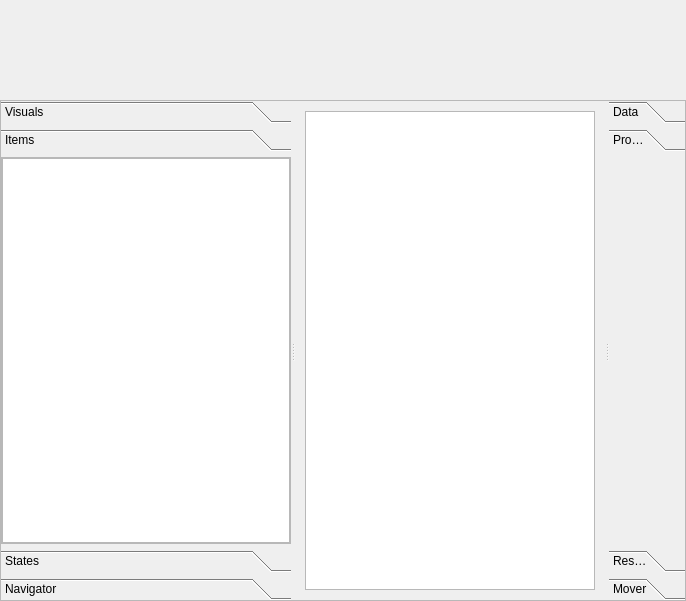
The window that hbqtwidgets/visualizer.ui (FiveTechSoft/qtcontribs) describes before a commit, drawn with Qt 5.
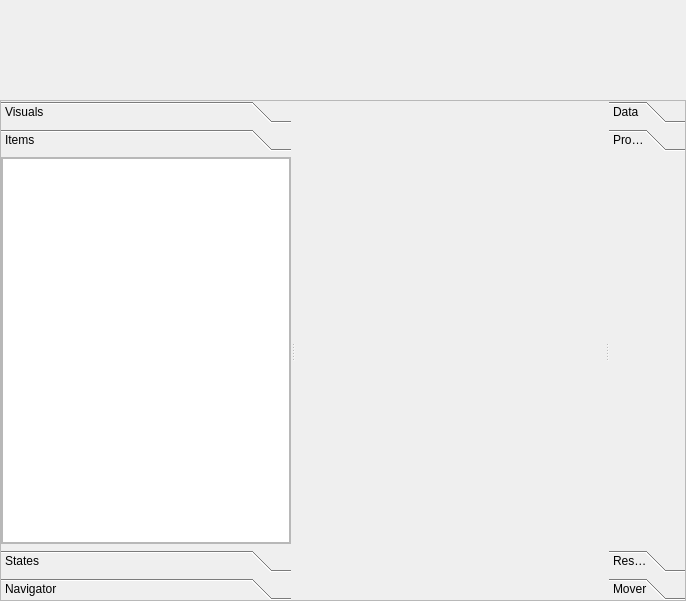
The same window after the commit. The open tabs and pages were chosen to show the change. Icons and pictures are not drawn.

What changed in the file:
```diff
--- a/hbqtwidgets/visualizer.ui
+++ b/hbqtwidgets/visualizer.ui
@@ -586,7 +586,22 @@
                </item>
               </layout>
              </widget>
-             <widget class="QWidget" name="page_2"/>
+             <widget class="QWidget" name="pageBrowser">
+              <layout class="QVBoxLayout" name="layoutBrowser">
+               <property name="leftMargin">
+                <number>0</number>
+               </property>
+               <property name="topMargin">
+                <number>0</number>
+               </property>
+               <property name="rightMargin">
+                <number>0</number>
+               </property>
+               <property name="bottomMargin">
+                <number>0</number>
+               </property>
+              </layout>
+             </widget>
             </widget>
             <widget class="QToolBox" name="toolBoxRight">
              <property name="currentIndex">
```
Left out of the diff: 15 changed lines with no effect on the pictures.
